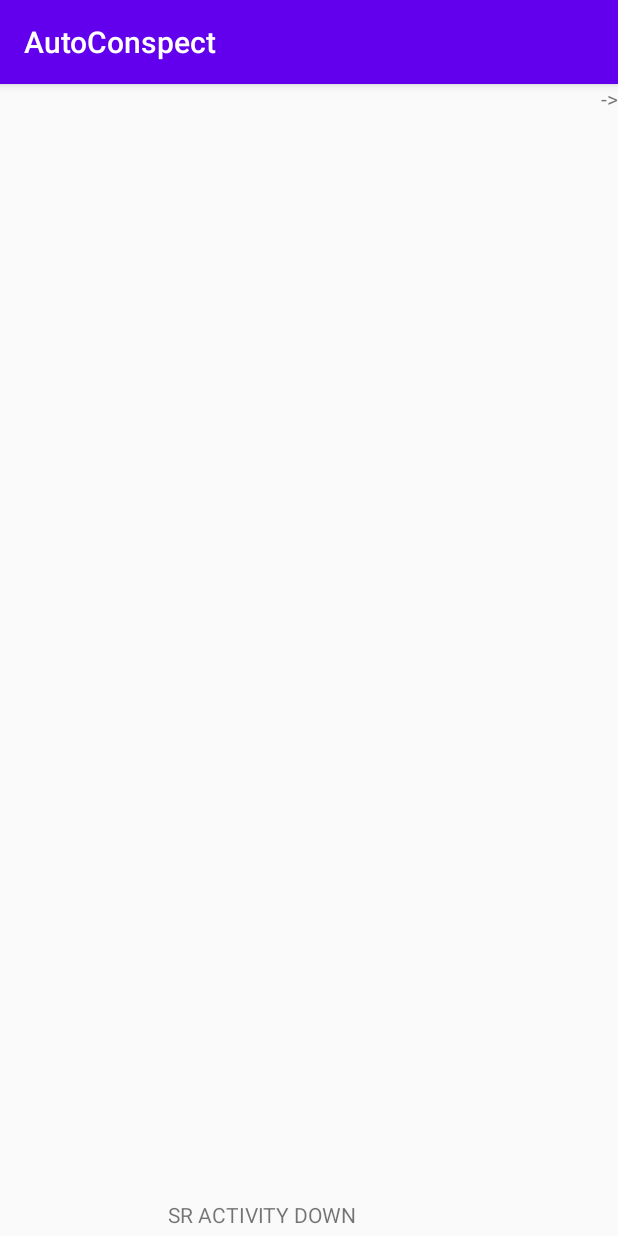
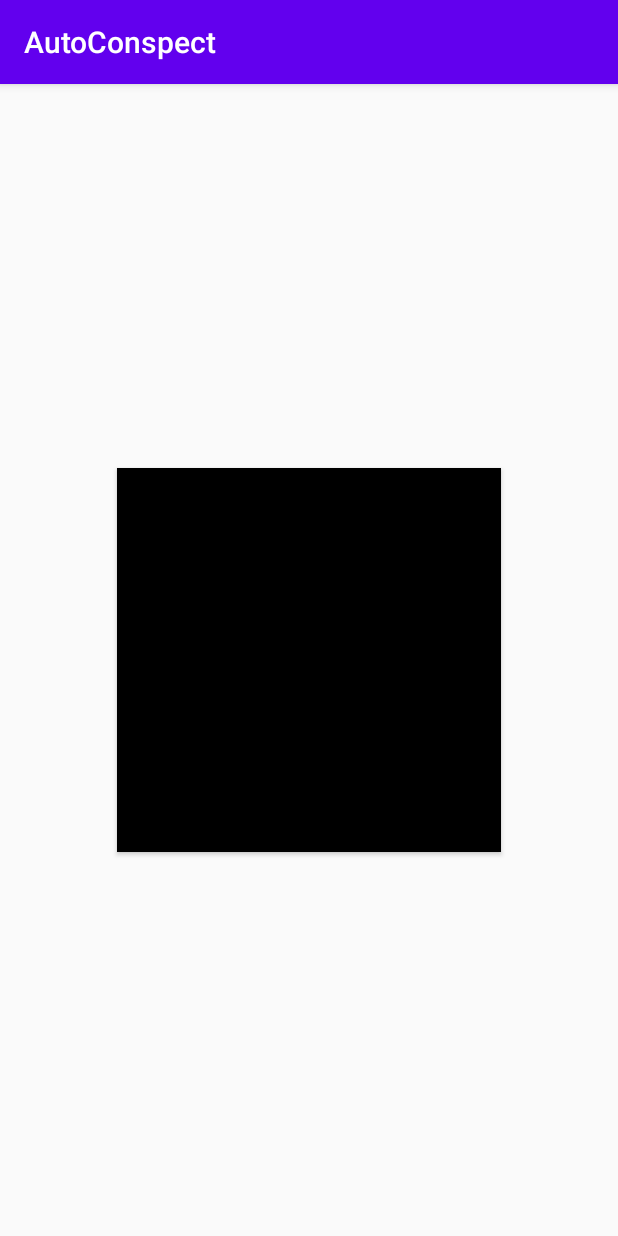
Before and after one commit to SomeAlbert/AutoNote, an Android app: the screen it shows after launch (MainActivity), on a phone screen of 412 x 824 dp. Run offline under Robolectric (Android 15) with nearby library versions, the phone set to English and light mode, and no system bars.

Commit message:
changelist: -added 2 new activities. -added big black square (it is template for  microphone button in the future). -added buttons for the 3 main subjects. -reorganized swipes algorithm. It still need to be improved.

```diff
--- a/app/src/main/AndroidManifest.xml
+++ b/app/src/main/AndroidManifest.xml
@@ -12,10 +12,12 @@
         android:roundIcon="@mipmap/ic_launcher_round"
         android:supportsRtl="true"
         android:theme="@style/AppTheme">
+        <activity android:name=".Scrollingactivity"></activity>
+        <activity android:name=".LessonbaseActivity" />
         <activity
             android:name=".ScrollingActivity"
             android:label="@string/title_activity_scrolling"
-            android:theme="@style/AppTheme.NoActionBar"></activity>
+            android:theme="@style/AppTheme.NoActionBar" />
         <activity android:name=".MainActivity">
             <intent-filter>
                 <action android:name="android.intent.action.MAIN" />
--- a/app/src/main/res/layout/activity_main.xml
+++ b/app/src/main/res/layout/activity_main.xml
@@ -7,20 +7,14 @@
     android:layout_height="match_parent"
     tools:context=".MainActivity">
 
-    <TextView
-        android:id="@+id/textView"
-        android:layout_width="wrap_content"
-        android:layout_height="wrap_content"
-        android:text="->"
-        app:layout_constraintEnd_toEndOf="parent"
-        tools:layout_editor_absoluteY="298dp" />
-
-    <TextView
-        android:id="@+id/textView2"
-        android:layout_width="221dp"
-        android:layout_height="24dp"
-        android:text="     SR ACTIVITY DOWN"
+    <Button
+        android:id="@+id/button"
+        android:layout_width="256dp"
+        android:layout_height="256dp"
+        android:background="#000000"
+        android:text="МИКРОФОН(ЯКОБЫ)"
         app:layout_constraintBottom_toBottomOf="parent"
         app:layout_constraintEnd_toEndOf="parent"
-        app:layout_constraintStart_toStartOf="parent" />
+        app:layout_constraintStart_toStartOf="parent"
+        app:layout_constraintTop_toTopOf="parent" />
 </androidx.constraintlayout.widget.ConstraintLayout>
```
Also changed, not shown: app/src/main/java/com/example/autoconspect/LessonbaseActivity.kt (added, +10 -0 lines), app/src/main/java/com/example/autoconspect/MainActivity.kt (+27 -17 lines), app/src/main/java/com/example/autoconspect/ScrollingActivity.kt (deleted, +0 -23 lines), app/src/main/java/com/example/autoconspect/Scrollingactivity.kt (added, +26 -0 lines), app/src/main/res/layout/content_scrolling.xml (deleted, +0 -17 lines), app/src/main/res/layout/lessons_frame.xml (deleted, +0 -47 lines), app/src/main/res/layout/scrollingactivity.xml (added, +50 -0 lines), 7 other files.
